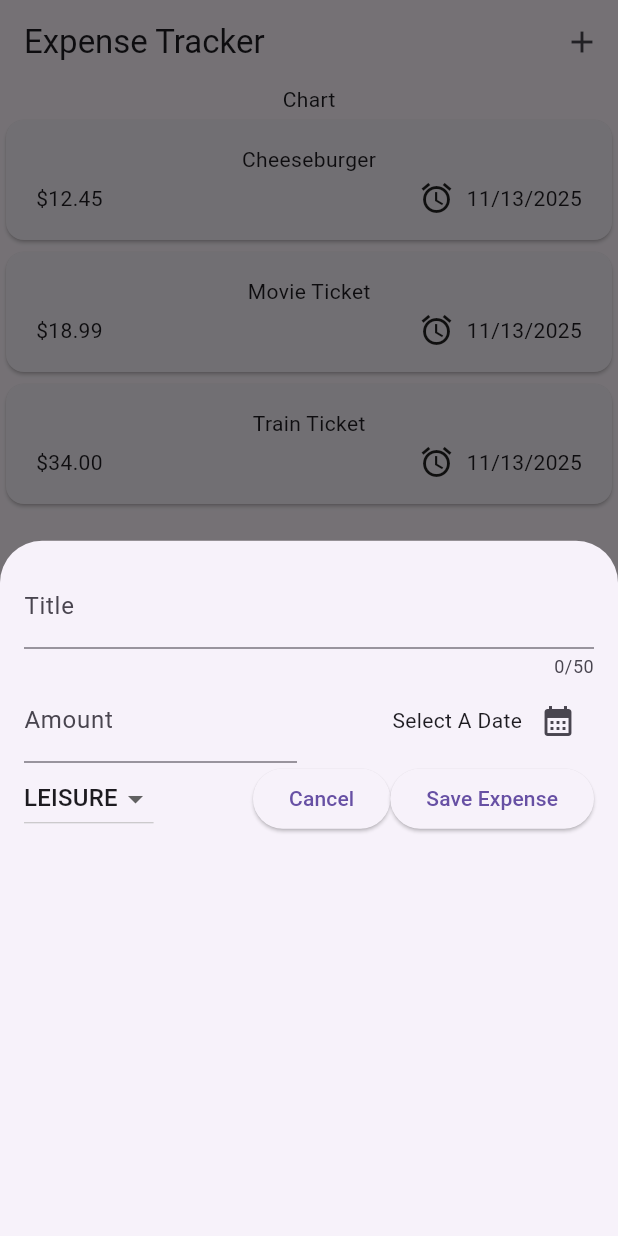
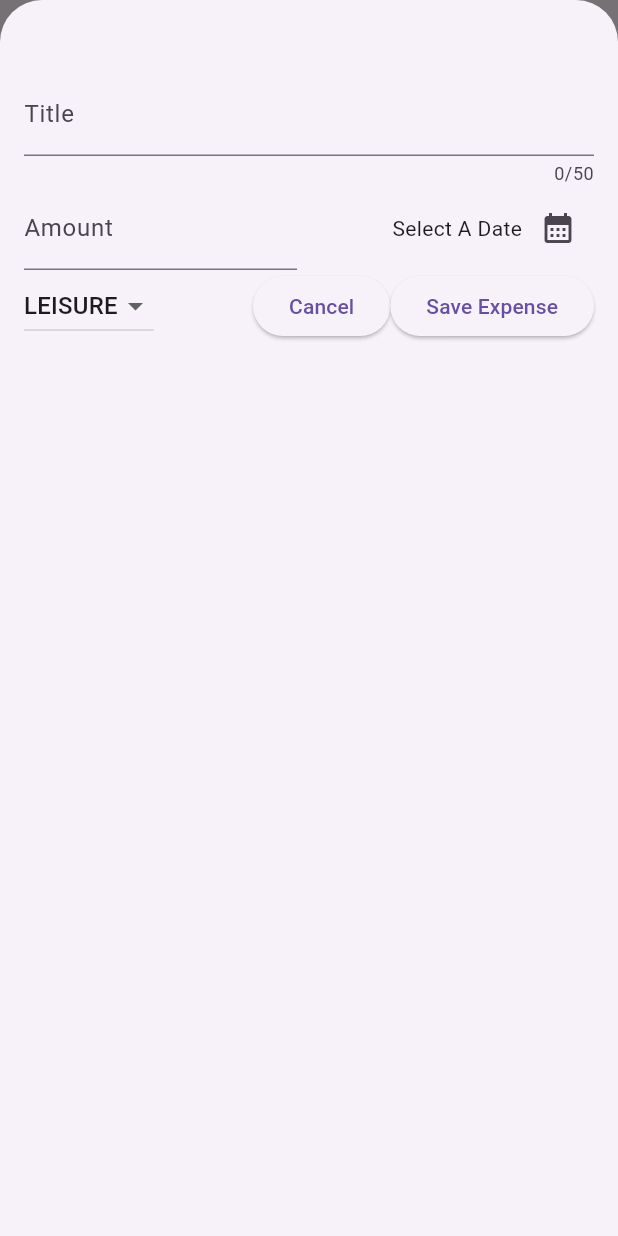
Before and after one commit to MackyMa/expense_tracker, a Flutter app: the screen it shows after launch, after a tap on the "add" icon, on a phone screen of 412 x 824 dp. Run offline on Flutter 3.47's test engine with Material 3 defaults, Android fonts, the phone set to English and light mode, and no system bars.

Commit message:
Add Expense logic finished

```diff
--- a/lib/expenses.dart
+++ b/lib/expenses.dart
@@ -13,10 +13,19 @@ class Expenses extends StatefulWidget{
 
 class _ExpensesState extends State<Expenses>{
   void _openAddExpenseOverlay() {
-    showModalBottomSheet(context: context,
-    builder: (ctx) => NewExpense(),
+    showModalBottomSheet(
+      context: context,
+      builder: (ctx) => NewExpense(onAddExpense: _addExpense,),
+      isScrollControlled: true,
     );
   }
+  void _addExpense (Expense expense)
+  {
+    setState((){
+      _registeredExpenses.add(expense);
+    });
+  }
+
   final List<Expense> _registeredExpenses = [
     Expense(
       title: 'Cheeseburger',
--- a/lib/new_expense.dart
+++ b/lib/new_expense.dart
@@ -5,7 +5,8 @@ import 'package:intl/intl.dart';
 final formatter = DateFormat.yMd();
 
 class NewExpense extends StatefulWidget {
-  const NewExpense ({super.key});
+  const NewExpense ({super.key, required this.onAddExpense});
+  final void Function(Expense expense) onAddExpense;
 
   State<NewExpense> createState() {
     return _NewExpenseState();
@@ -28,7 +29,8 @@ class _NewExpenseState extends State<NewExpense> {
   void _submitExpenseData(){
     final enteredAmount = double.tryParse(_amountController.text);
     final amountIsInvalid = enteredAmount ==null || enteredAmount<=0;
-    if(_titleController.text.trim().isEmpty || amountIsInvalid)//run when an error happens
+    if(_titleController.text.trim().isEmpty ||
+      amountIsInvalid || _selectedDate == null)//run when an error happens
     {
       showDialog(
         context: context,
@@ -40,12 +42,22 @@ class _NewExpenseState extends State<NewExpense> {
               onPressed: (){
               Navigator.pop(ctx);
             },
-            child: const Text("Okay"),),
+            child: const Text("Okay"),
+            ),
           ]
         )
       );
       return;
     }
+    widget.onAddExpense(
+      Expense(
+        title: _titleController.text,
+        amount: enteredAmount,
+        date: _selectedDate!,
+        category: _selectedCategory
+        ),
+    );
+    Navigator.pop(context);
   }
 
   void _presentDatePicker() async {
@@ -65,7 +77,7 @@ class _NewExpenseState extends State<NewExpense> {
   @override
   Widget build(BuildContext context) {
     return Padding(
-      padding: EdgeInsets.all(16),
+      padding: EdgeInsets.fromLTRB(16,48,16,16),
       child: Column (
         children: [
           TextField(
```
